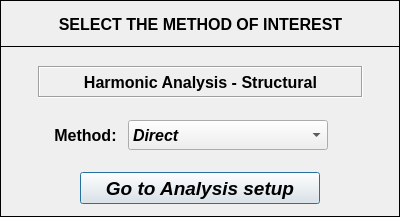
First picture: the form in pulse/uix/user_input/ui/Analysis/Coupled/coupledHarmonicAnalysisInput.ui, repository open-pulse/OpenPulse, before the edit.
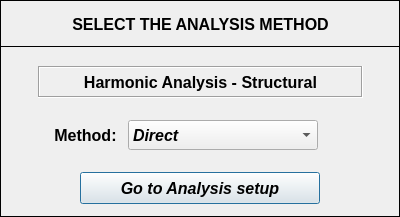
Second picture: the form after the edit. Icons and pictures are not drawn.

Diff of the .ui file:
```diff
--- a/pulse/uix/user_input/ui/Analysis/Coupled/coupledHarmonicAnalysisInput.ui
+++ b/pulse/uix/user_input/ui/Analysis/Coupled/coupledHarmonicAnalysisInput.ui
@@ -89,7 +89,7 @@
      </font>
     </property>
     <property name="text">
-     <string>SELECT THE METHOD OF INTEREST</string>
+     <string>SELECT THE ANALYSIS METHOD</string>
     </property>
     <property name="textFormat">
      <enum>Qt::AutoText</enum>
@@ -127,10 +127,22 @@
      <rect>
       <x>128</x>
       <y>74</y>
-      <width>200</width>
+      <width>190</width>
       <height>30</height>
      </rect>
     </property>
+    <property name="minimumSize">
+     <size>
+      <width>190</width>
+      <height>30</height>
+     </size>
+    </property>
+    <property name="maximumSize">
+     <size>
+      <width>190</width>
+      <height>30</height>
+     </size>
+    </property>
     <property name="font">
      <font>
       <family>Arial</family>
@@ -178,7 +190,7 @@
     <property name="font">
      <font>
       <family>Arial</family>
-      <pointsize>14</pointsize>
+      <pointsize>12</pointsize>
       <weight>75</weight>
       <italic>true</italic>
       <bold>true</bold>
```
Left out of the diff: 5 changed lines with no effect on the pictures.
